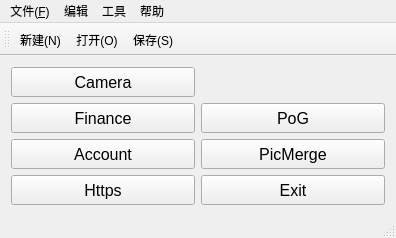
RockyChing/qt_play, file qt_project/qtmainwindow.ui: the form before one commit.
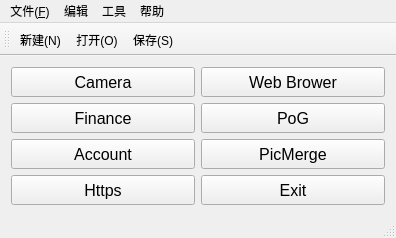
The form after the commit. Icons and pictures are not drawn.

Commit message: Dev V1.6.2 Add Web Brower icons and entry

Diff of the .ui file:
```diff
--- a/qt_project/qtmainwindow.ui
+++ b/qt_project/qtmainwindow.ui
@@ -37,6 +37,24 @@
       </property>
      </widget>
     </item>
+    <item row="0" column="1">
+     <widget class="QPushButton" name="btnWeb">
+      <property name="minimumSize">
+       <size>
+        <width>0</width>
+        <height>30</height>
+       </size>
+      </property>
+      <property name="font">
+       <font>
+        <pointsize>12</pointsize>
+       </font>
+      </property>
+      <property name="text">
+       <string>Web Brower</string>
+      </property>
+     </widget>
+    </item>
     <item row="1" column="0">
      <widget class="QPushButton" name="btnFinance">
       <property name="minimumSize">
```
The commit also changes 8 other files.
